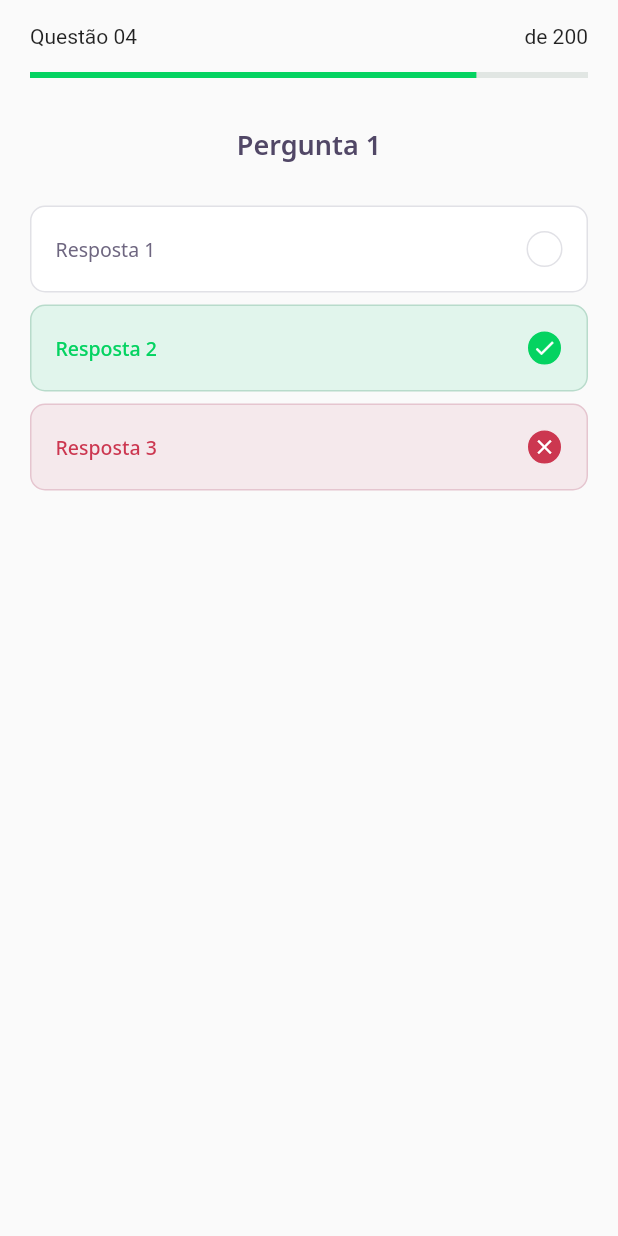
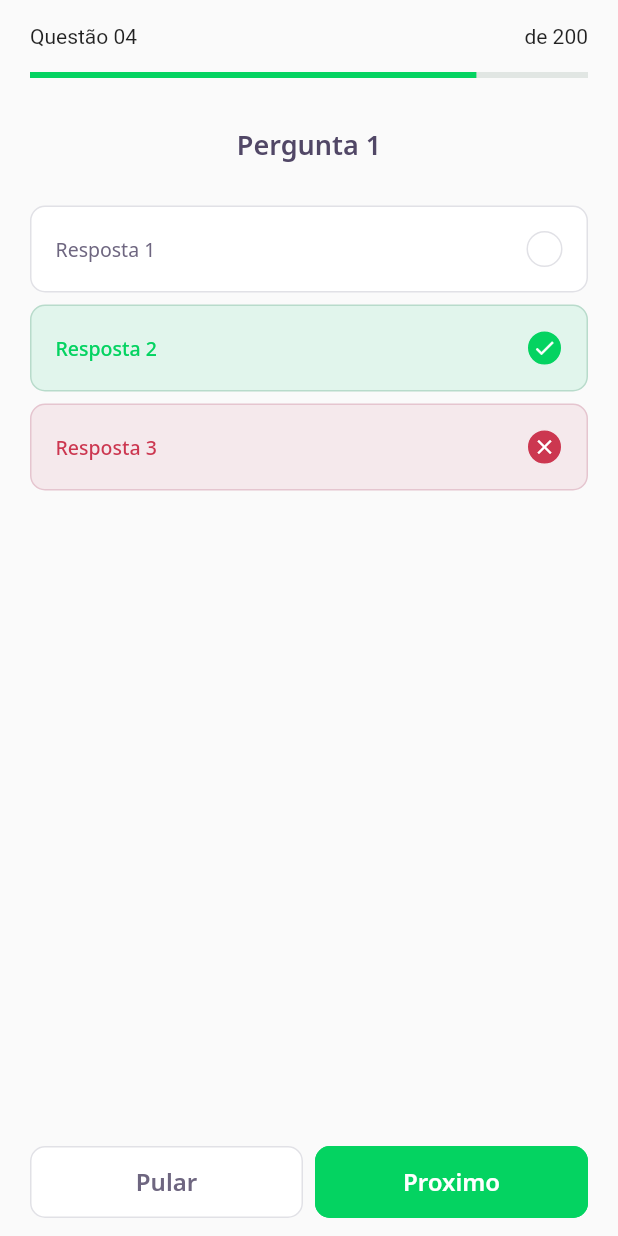
Before and after one commit to Cauaspinheiro/nlw-05, a Flutter app: the ChallengePage screen opened directly, on a phone screen of 412 x 824 dp. Run offline on Flutter 3.47's test engine with Material 2 defaults, Android fonts, the phone set to English and light mode, and no system bars; our stand-ins replace google_fonts; accounts and stored records are empty.

Commit message:
feat(challenge): add next_button_widget

```diff
--- a/lib/challenge/challenge_page.dart
+++ b/lib/challenge/challenge_page.dart
@@ -1,5 +1,6 @@
 import 'package:dev_quiz/challenge/widgets/question_indicator_widget.dart';
 import 'package:dev_quiz/challenge/widgets/quiz_widget.dart';
+import 'package:dev_quiz/home/widgets/next_button_widget.dart';
 import 'package:flutter/material.dart';
 
 class ChallengePage extends StatefulWidget {
@@ -21,6 +22,24 @@ class _ChallengePageState extends State<ChallengePage> {
           title: 'Pergunta 1',
         ),
       ),
+      bottomNavigationBar: SafeArea(
+        bottom: true,
+        child: Padding(
+          padding: const EdgeInsets.symmetric(horizontal: 20.0, vertical: 12),
+          child: Row(
+            mainAxisAlignment: MainAxisAlignment.spaceAround,
+            children: [
+              Expanded(
+                child: NextButtonWidget.secondary(label: 'Pular', onTap: () {}),
+              ),
+              SizedBox(width: 8),
+              Expanded(
+                child: NextButtonWidget.primary(label: 'Proximo', onTap: () {}),
+              ),
+            ],
+          ),
+        ),
+      ),
     );
   }
 }
--- a/lib/core/app_widget.dart
+++ b/lib/core/app_widget.dart
@@ -8,7 +8,7 @@ class AppWidget extends StatelessWidget {
   Widget build(BuildContext context) {
     return MaterialApp(
       title: "dev_quiz",
-      home: HomePage(),
+      home: ChallengePage(),
     );
   }
 }
--- /dev/null
+++ b/lib/home/widgets/next_button_widget.dart
@@ -0,0 +1,58 @@
+import 'package:dev_quiz/core/app_colors.dart';
+import 'package:flutter/material.dart';
+import 'package:google_fonts/google_fonts.dart';
+
+class NextButtonWidget extends StatelessWidget {
+  final String label;
+  final Color backgroundColor;
+  final Color textColor;
+  final Color borderColor;
+  final VoidCallback onTap;
+
+  NextButtonWidget({
+    required this.label,
+    required this.backgroundColor,
+    required this.textColor,
+    required this.borderColor,
+    required this.onTap,
+  });
+
+  NextButtonWidget.primary({required this.label, required this.onTap})
+      : this.backgroundColor = AppColors.darkGreen,
+        this.textColor = AppColors.white,
+        this.borderColor = AppColors.darkGreen;
+
+  NextButtonWidget.secondary({required this.label, required this.onTap})
+      : this.backgroundColor = AppColors.white,
+        this.textColor = AppColors.grey,
+        this.borderColor = AppColors.border;
+
+  @override
+  Widget build(BuildContext context) {
+    return Container(
+      height: 48,
+      child: TextButton(
+        onPressed: () {},
+        style: ButtonStyle(
+          backgroundColor: MaterialStateProperty.all(backgroundColor),
+          shape: MaterialStateProperty.all(
+            RoundedRectangleBorder(
+              borderRadius: BorderRadius.circular(10),
+            ),
+          ),
+          side: MaterialStateProperty.all(
+            BorderSide(color: borderColor),
+          ),
+        ),
+        child: Text(
+          label,
+          style: GoogleFonts.notoSans(
+            fontWeight: FontWeight.w600,
+            fontSize: 16,
+            color: textColor,
+          ),
+        ),
+      ),
+    );
+  }
+}
```
